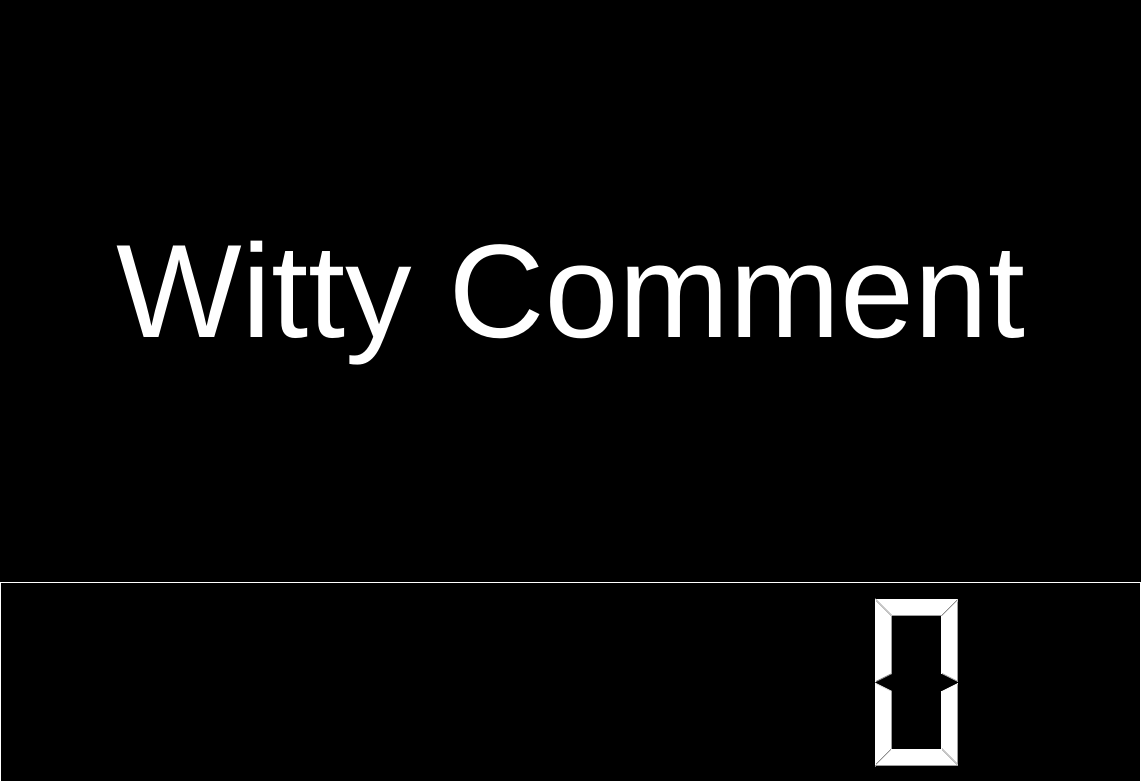
Qt form ImproTron.ui (guywinterbotham/ImproTron) before a commit.
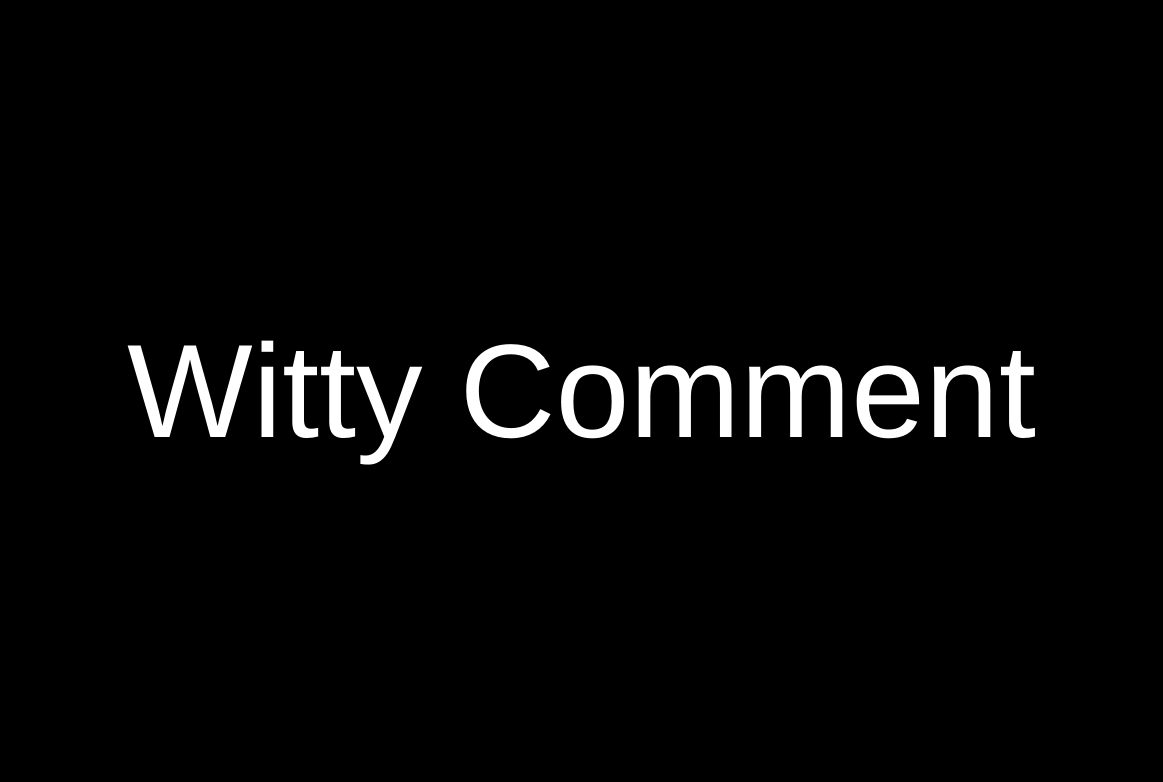
The same form after that commit.

Commit message: Moved TImer to its own window. Added more settings

The edit to the form file:
```diff
--- a/ImproTron.ui
+++ b/ImproTron.ui
@@ -6,7 +6,7 @@
    <rect>
     <x>0</x>
     <y>0</y>
-    <width>1141</width>
+    <width>1163</width>
     <height>782</height>
    </rect>
   </property>
@@ -35,29 +35,9 @@
      <pointsize>100</pointsize>
     </font>
    </property>
-   <layout class="QHBoxLayout" name="horizontalLayout" stretch="0">
+   <layout class="QVBoxLayout" name="verticalLayout">
     <property name="spacing">
      <number>0</number>
-    </property>
-    <property name="leftMargin">
-     <number>0</number>
-    </property>
-    <property name="topMargin">
-     <number>0</number>
-    </property>
-    <property name="rightMargin">
-     <number>0</number>
-    </property>
-    <property name="bottomMargin">
-     <number>0</number>
-    </property>
-    <item>
-     <layout class="QVBoxLayout" name="textDisplayLayout" stretch="0,1">
-      <property name="spacing">
-       <number>0</number>
-      </property>
-      <property name="sizeConstraint">
-       <enum>QLayout::SetDefaultConstraint</enum>
       </property>
       <property name="leftMargin">
        <number>0</number>
@@ -121,52 +101,6 @@
         </property>
        </widget>
       </item>
-      <item>
-       <widget class="QLCDNumber" name="countdownLCD">
-        <property name="sizePolicy">
-         <sizepolicy hsizetype="Preferred" vsizetype="Fixed">
-          <horstretch>0</horstretch>
-          <verstretch>0</verstretch>
-         </sizepolicy>
-        </property>
-        <property name="minimumSize">
-         <size>
-          <width>0</width>
-          <height>200</height>
-         </size>
-        </property>
-        <property name="maximumSize">
-         <size>
-          <width>16777215</width>
-          <height>200</height>
-         </size>
-        </property>
-        <property name="baseSize">
-         <size>
-          <width>0</width>
-          <height>0</height>
-         </size>
-        </property>
-        <property name="font">
-         <font>
-          <family>Arial</family>
-          <pointsize>50</pointsize>
-         </font>
-        </property>
-        <property name="styleSheet">
-         <string notr="true">background-color: rgb(0, 0, 0);
-color: rgb(255, 255, 255);</string>
-        </property>
-        <property name="frameShadow">
-         <enum>QFrame::Plain</enum>
-        </property>
-        <property name="digitCount">
-         <number>8</number>
-        </property>
-       </widget>
-      </item>
-     </layout>
-    </item>
    </layout>
   </widget>
   <widget class="QWidget" name="displayScore">
@@ -176,9 +110,9 @@
      <height>0</height>
     </size>
    </property>
-   <layout class="QHBoxLayout" name="horizontalLayout_2">
+   <layout class="QHBoxLayout" name="horizontalLayout">
     <property name="spacing">
-     <number>0</number>
+     <number>6</number>
     </property>
     <property name="leftMargin">
      <number>0</number>
```
Left out of the diff: 29 changed lines with no effect on the pictures. Lines whose indentation alone changed are shown as unchanged. The commit also changes 4 other files.
